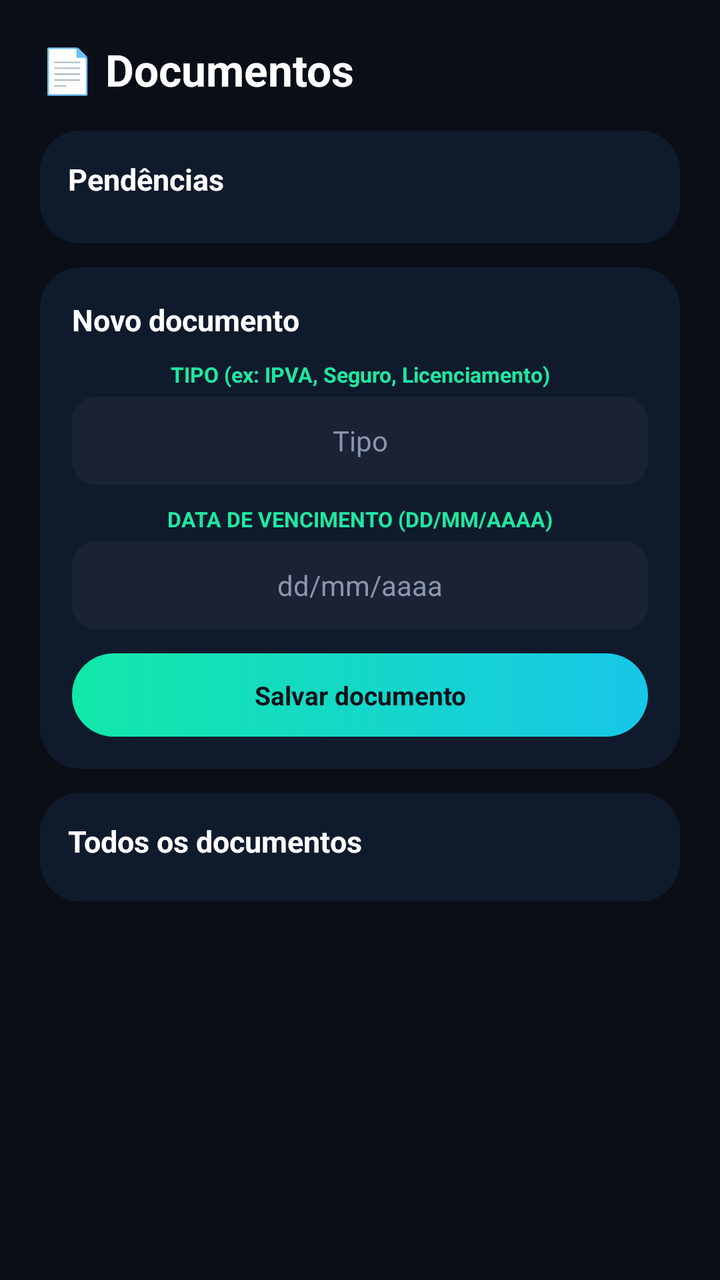
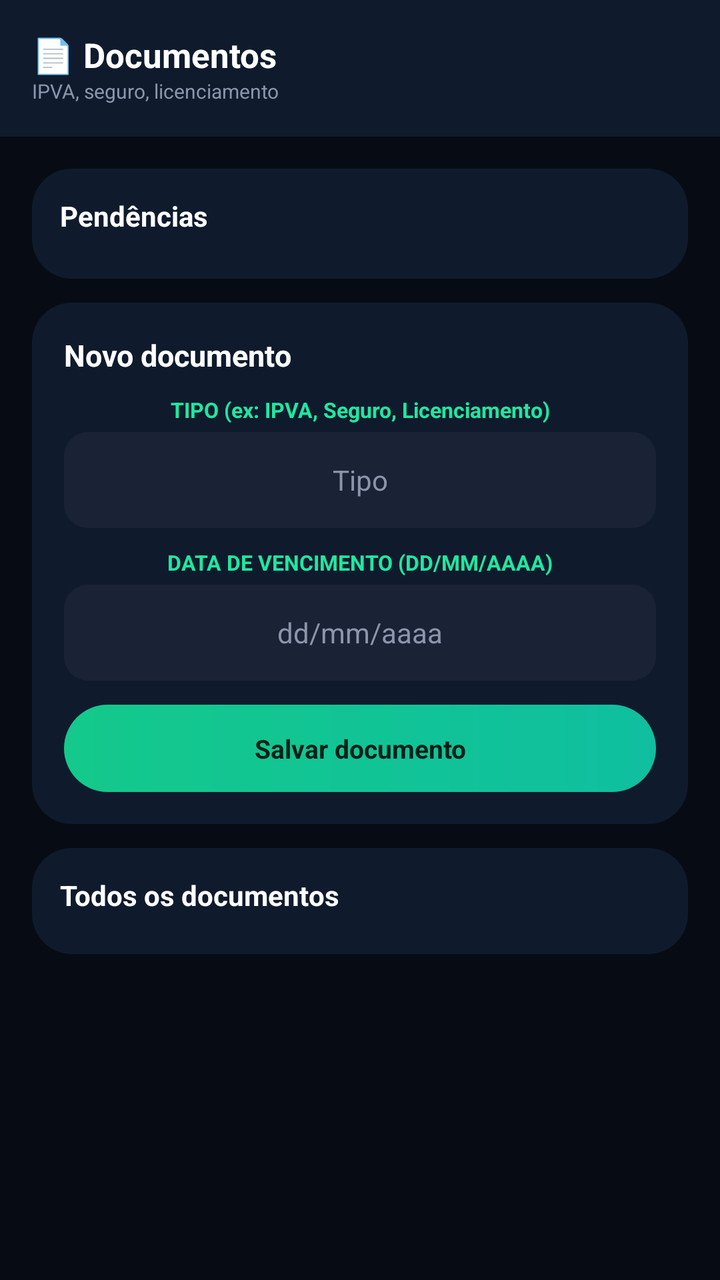

Before-and-after screenshots of an Android layout around one commit, followed by the original layout XML and the change that was made.
<!-- AndroidManifest.xml: application theme Theme.MaterialComponents.DayNight.NoActionBar -->
<!-- res/layout/activity_documentos.xml -->
<?xml version="1.0" encoding="utf-8"?>
<ScrollView xmlns:android="http://schemas.android.com/apk/res/android"
    android:layout_width="match_parent"
    android:layout_height="match_parent"
    android:background="#0A0E17">

    <LinearLayout
        android:layout_width="match_parent"
        android:layout_height="wrap_content"
        android:orientation="vertical"
        android:padding="20dp">

        <TextView
            android:layout_width="wrap_content"
            android:layout_height="wrap_content"
            android:text="📄 Documentos"
            android:textColor="#FFFFFF"
            android:textSize="22sp"
            android:textStyle="bold"
            android:layout_marginBottom="16dp" />

        <LinearLayout
            android:layout_width="match_parent"
            android:layout_height="wrap_content"
            android:orientation="vertical"
            android:background="@drawable/bg_card_dark"
            android:padding="14dp"
            android:layout_marginBottom="12dp">

            <TextView
                android:layout_width="wrap_content"
                android:layout_height="wrap_content"
                android:text="Pendências"
                android:textColor="#FFFFFF"
                android:textSize="15sp"
                android:textStyle="bold"
                android:layout_marginBottom="8dp" />

            <LinearLayout
                android:id="@+id/containerPendenciasDocumentos"
                android:layout_width="match_parent"
                android:layout_height="wrap_content"
                android:orientation="vertical" />
        </LinearLayout>

        <LinearLayout
            android:layout_width="match_parent"
            android:layout_height="wrap_content"
            android:orientation="vertical"
            android:background="@drawable/bg_card_dark"
            android:padding="16dp"
            android:layout_marginBottom="12dp">

            <TextView
                android:layout_width="wrap_content"
                android:layout_height="wrap_content"
                android:text="Novo documento"
                android:textColor="#FFFFFF"
                android:textSize="15sp"
                android:textStyle="bold"
                android:layout_marginBottom="10dp" />

            <TextView
                android:layout_width="match_parent"
                android:layout_height="wrap_content"
                android:gravity="center"
                android:text="TIPO (ex: IPVA, Seguro, Licenciamento)"
                android:textColor="#1FE7A0"
                android:textSize="10.5sp"
                android:textStyle="bold"
                android:paddingBottom="4dp" />
            <EditText
                android:id="@+id/edtTipoDocumento"
                android:layout_width="match_parent"
                android:layout_height="44dp"
                android:background="@drawable/bg_input_verde"
                android:gravity="center"
                android:textColor="#FFFFFF"
                android:textColorHint="#8B96AC"
                android:hint="Tipo"
                android:textSize="14sp"
                android:layout_marginBottom="10dp" />

            <TextView
                android:layout_width="match_parent"
                android:layout_height="wrap_content"
                android:gravity="center"
                android:text="DATA DE VENCIMENTO (DD/MM/AAAA)"
                android:textColor="#1FE7A0"
                android:textSize="10.5sp"
                android:textStyle="bold"
                android:paddingBottom="4dp" />
            <EditText
                android:id="@+id/edtDataVencimento"
                android:layout_width="match_parent"
                android:layout_height="44dp"
                android:background="@drawable/bg_input_verde"
                android:gravity="center"
                android:textColor="#FFFFFF"
                android:textColorHint="#8B96AC"
                android:hint="dd/mm/aaaa"
                android:textSize="14sp"
                android:inputType="date"
                android:layout_marginBottom="12dp" />

            <TextView
                android:id="@+id/btnSalvarDocumento"
                android:layout_width="match_parent"
                android:layout_height="wrap_content"
                android:background="@drawable/bg_hero_green"
                android:padding="12dp"
                android:gravity="center"
                android:text="Salvar documento"
                android:textColor="#08131A"
                android:textSize="13sp"
                android:textStyle="bold"
                android:clickable="true"
                android:focusable="true" />
        </LinearLayout>

        <LinearLayout
            android:layout_width="match_parent"
            android:layout_height="wrap_content"
            android:orientation="vertical"
            android:background="@drawable/bg_card_dark"
            android:padding="14dp">

            <TextView
                android:layout_width="wrap_content"
                android:layout_height="wrap_content"
                android:text="Todos os documentos"
                android:textColor="#FFFFFF"
                android:textSize="15sp"
                android:textStyle="bold"
                android:layout_marginBottom="6dp" />

            <LinearLayout
                android:id="@+id/containerListaDocumentos"
                android:layout_width="match_parent"
                android:layout_height="wrap_content"
                android:orientation="vertical" />
        </LinearLayout>

    </LinearLayout>
</ScrollView>
<!-- resources referenced by this layout -->
<resources>
  <!-- drawable bg_card_dark (drawable) -->
  <?xml version="1.0" encoding="utf-8"?>
  <shape xmlns:android="http://schemas.android.com/apk/res/android" android:shape="rectangle">
      <solid android:color="#0F1B2D" />
      <corners android:radius="20dp" />
  </shape>
  <!-- drawable bg_hero_green (drawable) -->
  <?xml version="1.0" encoding="utf-8"?>
  <shape xmlns:android="http://schemas.android.com/apk/res/android" android:shape="rectangle">
      <gradient
          android:angle="0"
          android:startColor="#12E8A8"
          android:endColor="#17C7E8" />
      <corners android:radius="28dp" />
  </shape>
  <!-- drawable bg_input_verde (drawable) -->
  <?xml version="1.0" encoding="utf-8"?>
  <shape xmlns:android="http://schemas.android.com/apk/res/android" android:shape="rectangle">
      <solid android:color="#1A2236" />
      <corners android:radius="12dp" />
  </shape>
</resources>

<!-- the commit's change to res/layout/activity_documentos.xml (unified diff, before → after) -->
@@ -2,144 +2,165 @@
 <ScrollView xmlns:android="http://schemas.android.com/apk/res/android"
     android:layout_width="match_parent"
     android:layout_height="match_parent"
-    android:background="#0A0E17">
+    android:background="#070C14">
 
     <LinearLayout
         android:layout_width="match_parent"
         android:layout_height="wrap_content"
-        android:orientation="vertical"
-        android:padding="20dp">
-
-        <TextView
-            android:layout_width="wrap_content"
-            android:layout_height="wrap_content"
-            android:text="📄 Documentos"
-            android:textColor="#FFFFFF"
-            android:textSize="22sp"
-            android:textStyle="bold"
-            android:layout_marginBottom="16dp" />
+        android:orientation="vertical">
 
         <LinearLayout
             android:layout_width="match_parent"
             android:layout_height="wrap_content"
             android:orientation="vertical"
-            android:background="@drawable/bg_card_dark"
-            android:padding="14dp"
-            android:layout_marginBottom="12dp">
+            android:background="#0F1B2D"
+            android:padding="16dp"
+            android:paddingBottom="18dp">
 
             <TextView
                 android:layout_width="wrap_content"
                 android:layout_height="wrap_content"
-                android:text="Pendências"
+                android:text="📄 Documentos"
                 android:textColor="#FFFFFF"
-                android:textSize="15sp"
-                android:textStyle="bold"
-                android:layout_marginBottom="8dp" />
+                android:textSize="17sp"
+                android:textStyle="bold" />
 
-            <LinearLayout
-                android:id="@+id/containerPendenciasDocumentos"
-                android:layout_width="match_parent"
+            <TextView
+                android:layout_width="wrap_content"
                 android:layout_height="wrap_content"
-                android:orientation="vertical" />
+                android:text="IPVA, seguro, licenciamento"
+                android:textColor="#8B96AC"
+                android:textSize="10sp" />
         </LinearLayout>
 
         <LinearLayout
             android:layout_width="match_parent"
             android:layout_height="wrap_content"
             android:orientation="vertical"
-            android:background="@drawable/bg_card_dark"
-            android:padding="16dp"
-            android:layout_marginBottom="12dp">
+            android:padding="16dp">
 
-            <TextView
-                android:layout_width="wrap_content"
-                android:layout_height="wrap_content"
-                android:text="Novo documento"
-                android:textColor="#FFFFFF"
-                android:textSize="15sp"
-                android:textStyle="bold"
-                android:layout_marginBottom="10dp" />
-
-            <TextView
+            <LinearLayout
                 android:layout_width="match_parent"
                 android:layout_height="wrap_content"
-                android:gravity="center"
-                android:text="TIPO (ex: IPVA, Seguro, Licenciamento)"
-                android:textColor="#1FE7A0"
-                android:textSize="10.5sp"
-                android:textStyle="bold"
-                android:paddingBottom="4dp" />
-            <EditText
-                android:id="@+id/edtTipoDocumento"
-                android:layout_width="match_parent"
-                android:layout_height="44dp"
-                android:background="@drawable/bg_input_verde"
-                android:gravity="center"
-                android:textColor="#FFFFFF"
-                android:textColorHint="#8B96AC"
-                android:hint="Tipo"
-                android:textSize="14sp"
-                android:layout_marginBottom="10dp" />
+                android:orientation="vertical"
+                android:background="@drawable/bg_card_dark"
+                android:padding="14dp"
+                android:layout_marginBottom="12dp">
 
-            <TextView
+                <TextView
+                    android:layout_width="wrap_content"
+                    android:layout_height="wrap_content"
+                    android:text="Pendências"
+                    android:textColor="#FFFFFF"
+                    android:textSize="14sp"
+                    android:textStyle="bold"
+                    android:layout_marginBottom="8dp" />
+
+                <LinearLayout
+                    android:id="@+id/containerPendenciasDocumentos"
+                    android:layout_width="match_parent"
+                    android:layout_height="wrap_content"
+                    android:orientation="vertical" />
+            </LinearLayout>
+
+            <LinearLayout
                 android:layout_width="match_parent"
                 android:layout_height="wrap_content"
-                android:gravity="center"
-                android:text="DATA DE VENCIMENTO (DD/MM/AAAA)"
-                android:textColor="#1FE7A0"
-                android:textSize="10.5sp"
-                android:textStyle="bold"
-                android:paddingBottom="4dp" />
-            <EditText
-                android:id="@+id/edtDataVencimento"
-                android:layout_width="match_parent"
-                android:layout_height="44dp"
-                android:background="@drawable/bg_input_verde"
-                android:gravity="center"
-                android:textColor="#FFFFFF"
-                android:textColorHint="#8B96AC"
-                android:hint="dd/mm/aaaa"
-                android:textSize="14sp"
-                android:inputType="date"
-                android:layout_marginBottom="12dp" />
+                android:orientation="vertical"
+                android:background="@drawable/bg_card_dark"
+                android:padding="16dp"
+                android:layout_marginBottom="12dp">
 
-            <TextView
-                android:id="@+id/btnSalvarDocumento"
+                <TextView
+                    android:layout_width="wrap_content"
+                    android:layout_height="wrap_content"
+                    android:text="Novo documento"
+                    android:textColor="#FFFFFF"
+                    android:textSize="15sp"
+                    android:textStyle="bold"
+                    android:layout_marginBottom="10dp" />
+
+                <TextView
+                    android:layout_width="match_parent"
+                    android:layout_height="wrap_content"
+                    android:gravity="center"
+                    android:text="TIPO (ex: IPVA, Seguro, Licenciamento)"
+                    android:textColor="#1FE7A0"
+                    android:textSize="10.5sp"
+                    android:textStyle="bold"
+                    android:paddingBottom="4dp" />
+                <EditText
+                    android:id="@+id/edtTipoDocumento"
+                    android:layout_width="match_parent"
+                    android:layout_height="48dp"
+                    android:background="@drawable/bg_input_verde"
+                    android:gravity="center"
+                    android:textColor="#FFFFFF"
+                    android:textColorHint="#8B96AC"
+                    android:hint="Tipo"
+                    android:textSize="14sp"
+                    android:layout_marginBottom="10dp" />
+
+                <TextView
+                    android:layout_width="match_parent"
+                    android:layout_height="wrap_content"
+                    android:gravity="center"
+                    android:text="DATA DE VENCIMENTO (DD/MM/AAAA)"
+                    android:textColor="#1FE7A0"
+                    android:textSize="10.5sp"
+                    android:textStyle="bold"
+                    android:paddingBottom="4dp" />
+                <EditText
+                    android:id="@+id/edtDataVencimento"
+                    android:layout_width="match_parent"
+                    android:layout_height="48dp"
+                    android:background="@drawable/bg_input_verde"
+                    android:gravity="center"
+                    android:textColor="#FFFFFF"
+                    android:textColorHint="#8B96AC"
+                    android:hint="dd/mm/aaaa"
+                    android:textSize="14sp"
+                    android:inputType="date"
+                    android:layout_marginBottom="12dp" />
+
+                <TextView
+                    android:id="@+id/btnSalvarDocumento"
+                    android:layout_width="match_parent"
+                    android:layout_height="wrap_content"
+                    android:background="@drawable/bg_cta_start"
+                    android:padding="13dp"
+                    android:gravity="center"
+                    android:text="Salvar documento"
+                    android:textColor="#052018"
+                    android:textSize="13sp"
+                    android:textStyle="bold"
+                    android:clickable="true"
+                    android:focusable="true" />
+            </LinearLayout>
+
+            <LinearLayout
                 android:layout_width="match_parent"
                 android:layout_height="wrap_content"
-                android:background="@drawable/bg_hero_green"
-                android:padding="12dp"
-                android:gravity="center"
-                android:text="Salvar documento"
-                android:textColor="#08131A"
-                android:textSize="13sp"
-                android:textStyle="bold"
-                android:clickable="true"
-                android:focusable="true" />
+                android:orientation="vertical"
+                android:background="@drawable/bg_card_dark"
+                android:padding="14dp">
+
+                <TextView
+                    android:layout_width="wrap_content"
+                    android:layout_height="wrap_content"
+                    android:text="Todos os documentos"
+                    android:textColor="#FFFFFF"
+                    android:textSize="14sp"
+                    android:textStyle="bold"
+                    android:layout_marginBottom="6dp" />
+
+                <LinearLayout
+                    android:id="@+id/containerListaDocumentos"
+                    android:layout_width="match_parent"
+                    android:layout_height="wrap_content"
+                    android:orientation="vertical" />
+            </LinearLayout>
+
         </LinearLayout>
-
-        <LinearLayout
-            android:layout_width="match_parent"
-            android:layout_height="wrap_content"
-            android:orientation="vertical"
-            android:background="@drawable/bg_card_dark"
-            android:padding="14dp">
-
-            <TextView
-                android:layout_width="wrap_content"
-                android:layout_height="wrap_content"
-                android:text="Todos os documentos"
-                android:textColor="#FFFFFF"
-                android:textSize="15sp"
-                android:textStyle="bold"
-                android:layout_marginBottom="6dp" />
-
-            <LinearLayout
-                android:id="@+id/containerListaDocumentos"
-                android:layout_width="match_parent"
-                android:layout_height="wrap_content"
-                android:orientation="vertical" />
-        </LinearLayout>
-
     </LinearLayout>
 </ScrollView>
<!-- resource entries referenced after the edit -->
@@ -6,14 +6,14 @@
       <solid android:color="#0F1B2D" />
       <corners android:radius="20dp" />
   </shape>
-  <!-- drawable bg_hero_green (drawable) -->
+  <!-- drawable bg_cta_start (drawable) -->
   <?xml version="1.0" encoding="utf-8"?>
   <shape xmlns:android="http://schemas.android.com/apk/res/android" android:shape="rectangle">
       <gradient
           android:angle="0"
-          android:startColor="#12E8A8"
-          android:endColor="#17C7E8" />
-      <corners android:radius="28dp" />
+          android:startColor="#14C98B"
+          android:endColor="#0FBFA0" />
+      <corners android:radius="30dp" />
   </shape>
   <!-- drawable bg_input_verde (drawable) -->
   <?xml version="1.0" encoding="utf-8"?>
